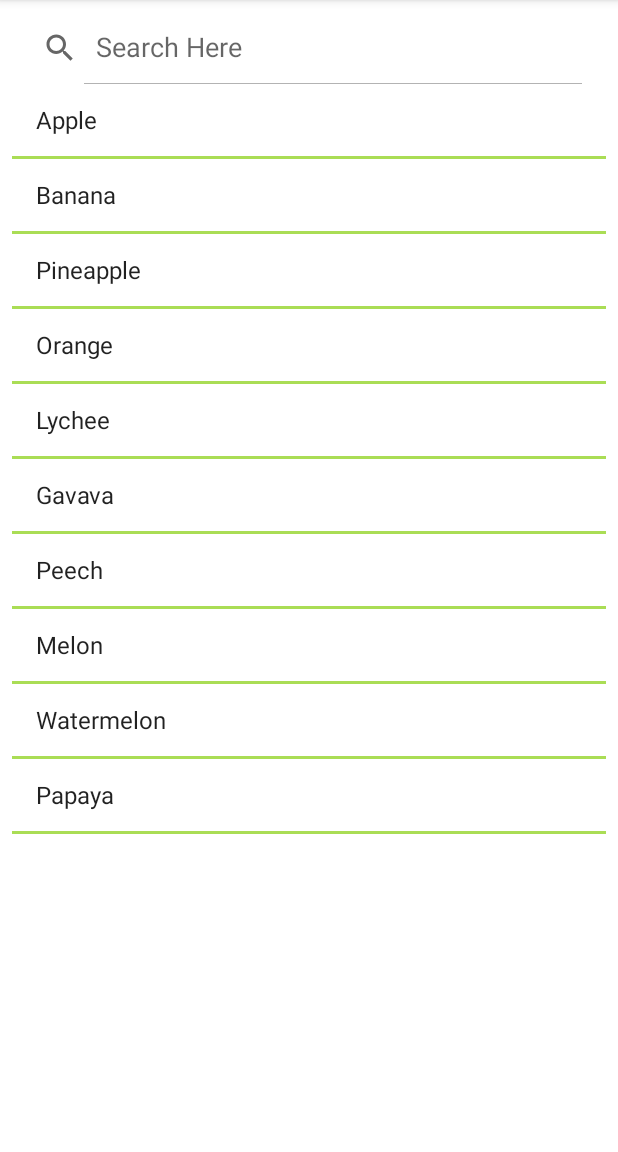
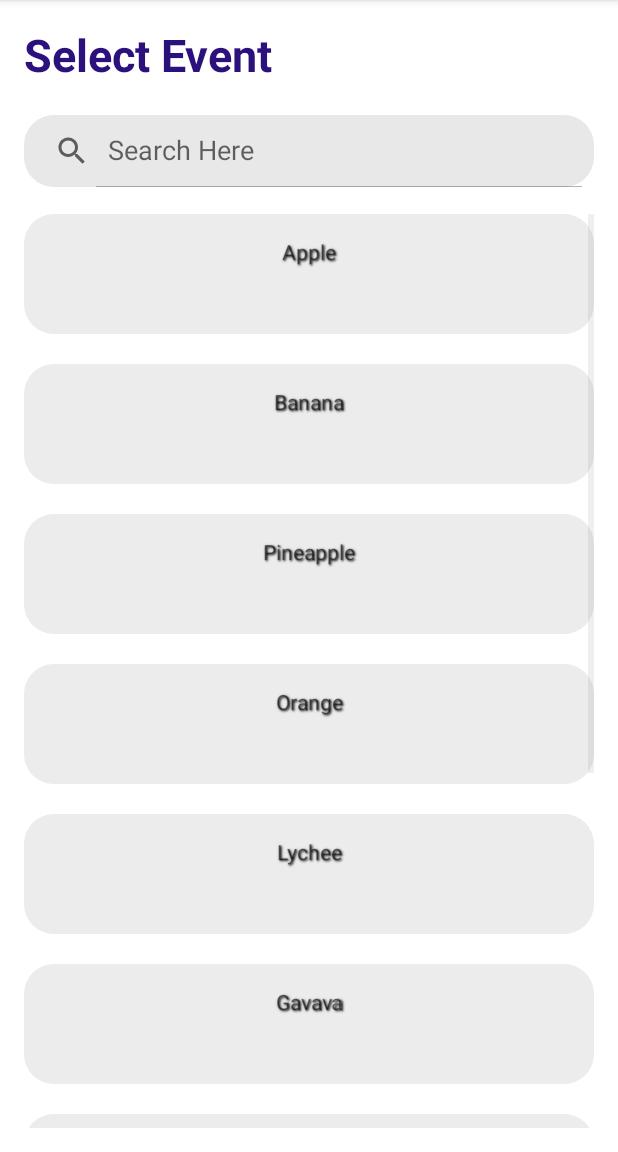
Before and after one commit to jazzirHussain/KSUM_Event_mapping, an Android app: the EventActivity screen opened directly, with no data from a screen before it, on a phone screen of 412 x 824 dp, the part 84-1236 px from its top. Run offline under Robolectric (Android 15) with nearby library versions, the phone set to English and light mode, and no system bars.

Commit message:
list view fix

```diff
--- /dev/null
+++ b/app/src/main/java/com/example/ksumeventmapping/CustomListAdapter.java
@@ -0,0 +1,113 @@
+package com.example.ksumeventmapping;
+
+import android.annotation.SuppressLint;
+import android.content.Context;
+import android.util.Log;
+import android.view.View;
+import android.view.ViewGroup;
+import android.widget.BaseAdapter;
+import android.widget.Filter;
+import android.widget.Filterable;
+import android.widget.TextView;
+
+import java.util.ArrayList;
+import java.util.List;
+
+class CustomListAdapter extends BaseAdapter implements Filterable {
+
+    Context mContext;
+    List<String> mList,cList;
+
+    public CustomListAdapter (Context context, List<String> list) {
+        mList = list;
+        cList = list;
+        mContext = context;
+    }
+
+    @Override
+    public int getCount() {
+        return mList.size();
+    }
+
+    @Override
+    public String getItem(int position) {
+        return mList.get(position);
+    }
+
+    @Override
+    public long getItemId(int position) {
+        return 0;
+    }
+
+    // This method is called to draw each row of the list
+    @Override
+    public View getView(int position, View convertView, ViewGroup parent) {
+
+        // here you inflate the layout you want for the row
+        @SuppressLint("ViewHolder") final View view = View.inflate(mContext, R.layout.item_list, null);
+
+        // you bind the layout with the content of your list
+        // for each element of your list of notes, the adapter will create a row and affect the right title
+        final TextView noteTitle= (TextView)view.findViewById(R.id.note_title);
+        noteTitle.setText(mList.get(position));
+
+
+        return view;
+    }
+    public String checkList(List<String> list, String query){
+        for (int i = 0; i < getCount(); i++){
+            if(getItem(i).toLowerCase().equals(query.toLowerCase())){
+//                mList = getItem(i);
+                return getItem(i);
+            }
+        }
+        return "";
+    }
+    @Override
+    public Filter getFilter()
+    {
+        return new Filter()
+        {
+            @Override
+            protected FilterResults performFiltering(CharSequence charSequence)
+            {
+                FilterResults results = new FilterResults();
+
+                //If there's nothing to filter on, return the original data for your list
+                if(charSequence == null || charSequence.length() == 0)
+                {
+                    results.values = cList;
+                    results.count = cList.size();
+                }
+                else
+                {
+                    ArrayList<String> filteredResultsData = new ArrayList<String>();
+
+
+                    String filterString = charSequence.toString().toLowerCase();
+                    String filterableString;
+
+                    for(int i = 0; i<cList.size(); i++){
+                        filterableString = cList.get(i);
+                        if(filterableString.toLowerCase().contains(filterString)){
+                            filteredResultsData.add(filterableString);
+                        }
+                    }
+
+                    results.values = filteredResultsData;
+                    results.count = filteredResultsData.size();
+                }
+
+                return results;
+            }
+
+            @Override
+            protected void publishResults(CharSequence charSequence, FilterResults filterResults)
+            {
+                Log.e("sdsd",filterResults.toString());
+                mList = (List<String>) filterResults.values;
+                notifyDataSetChanged();
+            }
+        };
+    }
+}
--- a/app/src/main/java/com/example/ksumeventmapping/EventActivity.java
+++ b/app/src/main/java/com/example/ksumeventmapping/EventActivity.java
@@ -9,11 +9,12 @@ import android.widget.Toast;
 import androidx.appcompat.app.AppCompatActivity;
 
 import java.util.ArrayList;
+import java.util.List;
 
 public class EventActivity extends AppCompatActivity {
     SearchView searchView;
     ListView listView;
-    ArrayList<String> list;
+    List<String> list;
     ArrayAdapter<String > adapter;
     @Override
     protected void onCreate(Bundle savedInstanceState) {
@@ -23,7 +24,7 @@ public class EventActivity extends AppCompatActivity {
         searchView = (SearchView) findViewById(R.id.searchView);
         listView = (ListView) findViewById(R.id.lv1);
 
-        list = new ArrayList<>();
+        list = new ArrayList<String>();
         list.add("Apple");
         list.add("Banana");
         list.add("Pineapple");
@@ -35,13 +36,16 @@ public class EventActivity extends AppCompatActivity {
         list.add("Watermelon");
         list.add("Papaya");
 
-        adapter = new ArrayAdapter<String>(this, android.R.layout.simple_list_item_1,list);
+//        adapter = new ArrayAdapter<String>(this, android.R.layout.simple_list_item_1,list);
+        CustomListAdapter adapter = new CustomListAdapter(this, list);
         listView.setAdapter(adapter);
 
         searchView.setOnQueryTextListener(new SearchView.OnQueryTextListener() {
             @Override
             public boolean onQueryTextSubmit(String query) {
-
+                if(query.equals("")){
+                    adapter.getFilter().filter("");
+                }
                 if(!checkList(list, query).equals("")){
                     adapter.getFilter().filter(query);
                 }else{
@@ -52,6 +56,9 @@ public class EventActivity extends AppCompatActivity {
 
             @Override
             public boolean onQueryTextChange(String query) {
+                if(query.equals("")){
+                    adapter.getFilter().filter("");
+                }
                 if(!checkList(list, query).equals("")){
                     adapter.getFilter().filter(query);
                 }
@@ -62,13 +69,13 @@ public class EventActivity extends AppCompatActivity {
 
             @Override
             public boolean onClose() {
-                adapter.getFilter().filter("");
+                adapter.checkList(list,"");
                 return true;
             }
         });
 
     }
-    public String checkList(ArrayList<String> list, String query){
+    public String checkList(List<String> list, String query){
         for (int i = 0; i < list.size(); i++){
             if(list.get(i).toLowerCase().equals(query.toLowerCase())){
                 return list.get(i);
--- /dev/null
+++ b/app/src/main/res/drawable/item_list_bg.xml
@@ -0,0 +1,6 @@
+<?xml version="1.0" encoding="utf-8"?>
+<shape xmlns:android="http://schemas.android.com/apk/res/android">
+    <solid android:color="#ececec"/>
+    <corners android:radius="20dp"/>
+    <padding android:left="0dp" android:top="0dp" android:right="0dp" android:bottom="0dp" />
+</shape>
--- /dev/null
+++ b/app/src/main/res/drawable/search_bg.xml
@@ -0,0 +1,6 @@
+<?xml version="1.0" encoding="utf-8"?>
+<shape xmlns:android="http://schemas.android.com/apk/res/android">
+    <solid android:color="#e8e8e8"/>
+    <corners android:radius="20dp"/>
+    <padding android:left="0dp" android:top="0dp" android:right="0dp" android:bottom="0dp" />
+</shape>
--- a/app/src/main/res/layout/activity_event.xml
+++ b/app/src/main/res/layout/activity_event.xml
@@ -3,26 +3,39 @@
     xmlns:tools="http://schemas.android.com/tools"
     android:layout_width="match_parent"
     android:layout_height="match_parent"
+    android:paddingLeft="@dimen/activity_horizontal_margin"
+    android:paddingTop="@dimen/activity_vertical_margin"
+    android:paddingRight="@dimen/activity_horizontal_margin"
     android:paddingBottom="@dimen/activity_vertical_margin"
-    android:paddingLeft="@dimen/activity_horizontal_margin"
-    android:paddingRight="@dimen/activity_horizontal_margin"
-    android:paddingTop="@dimen/activity_vertical_margin"
     tools:context=".EventActivity">
 
     <ListView
-        android:layout_width="match_parent"
-        android:layout_height="match_parent"
         android:id="@+id/lv1"
-        android:divider="#ad5"
-        android:dividerHeight="2dp"
-        android:layout_below="@+id/searchView"/>
+        android:layout_width="wrap_content"
+        android:layout_height="671dp"
+        android:layout_below="@id/searchView"
+        android:layout_marginTop="18dp"
+        android:divider="@color/white"
+        android:dividerHeight="20dp" />
 
     <SearchView
         android:id="@+id/searchView"
         android:layout_width="388dp"
         android:layout_height="wrap_content"
-        android:layout_alignParentTop="true"
+        android:layout_below="@id/textView"
+        android:background="@drawable/search_bg"
         android:iconifiedByDefault="false"
         android:queryHint="Search Here" />
 
+    <TextView
+        android:id="@+id/textView"
+        android:layout_width="match_parent"
+        android:layout_height="wrap_content"
+        android:layout_alignParentTop="true"
+        android:paddingBottom="20dp"
+        android:text="Select Event"
+        android:textColor="#2c107c"
+        android:textSize="30sp"
+        android:textStyle="bold" />
+
 </RelativeLayout>
--- /dev/null
+++ b/app/src/main/res/layout/item_list.xml
@@ -0,0 +1,19 @@
+<?xml version="1.0" encoding="utf-8"?>
+<LinearLayout xmlns:android="http://schemas.android.com/apk/res/android"
+    android:layout_width="fill_parent"
+    android:layout_height="match_parent">
+
+    <TextView
+        android:id="@+id/note_title"
+        android:layout_width="match_parent"
+        android:layout_height="80dp"
+        android:background="@drawable/item_list_bg"
+        android:paddingBottom="30dp"
+        android:shadowColor="@color/black"
+        android:shadowDx="1.2"
+        android:shadowDy="1.2"
+        android:shadowRadius="1.2"
+        android:gravity="center"
+        />
+
+</LinearLayout>
--- a/app/src/main/res/values/dimens.xml
+++ b/app/src/main/res/values/dimens.xml
@@ -1,5 +1,5 @@
 <resources>
     <dimen name="fab_margin">16dp</dimen>
-    <dimen name="activity_vertical_margin">8dp</dimen>
-    <dimen name="activity_horizontal_margin">8dp</dimen>
+    <dimen name="activity_vertical_margin">16dp</dimen>
+    <dimen name="activity_horizontal_margin">16dp</dimen>
 </resources>
```
Also changed, not shown: app/src/main/res/drawable/bg_grad.xml (added, +14 -0 lines).
